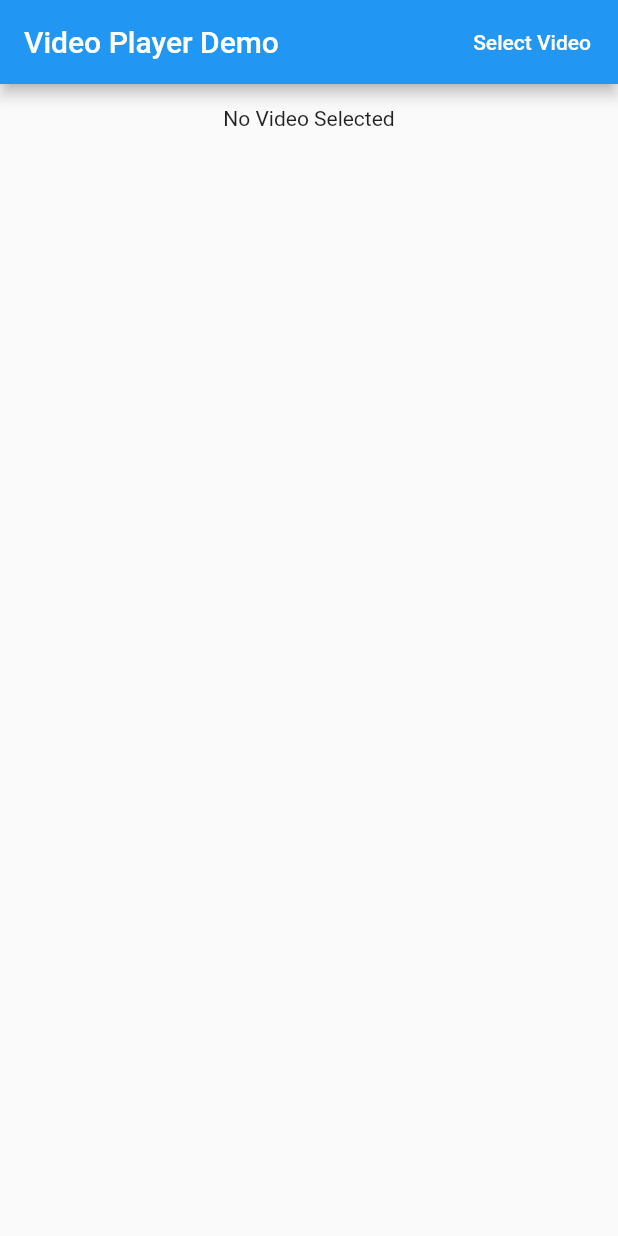
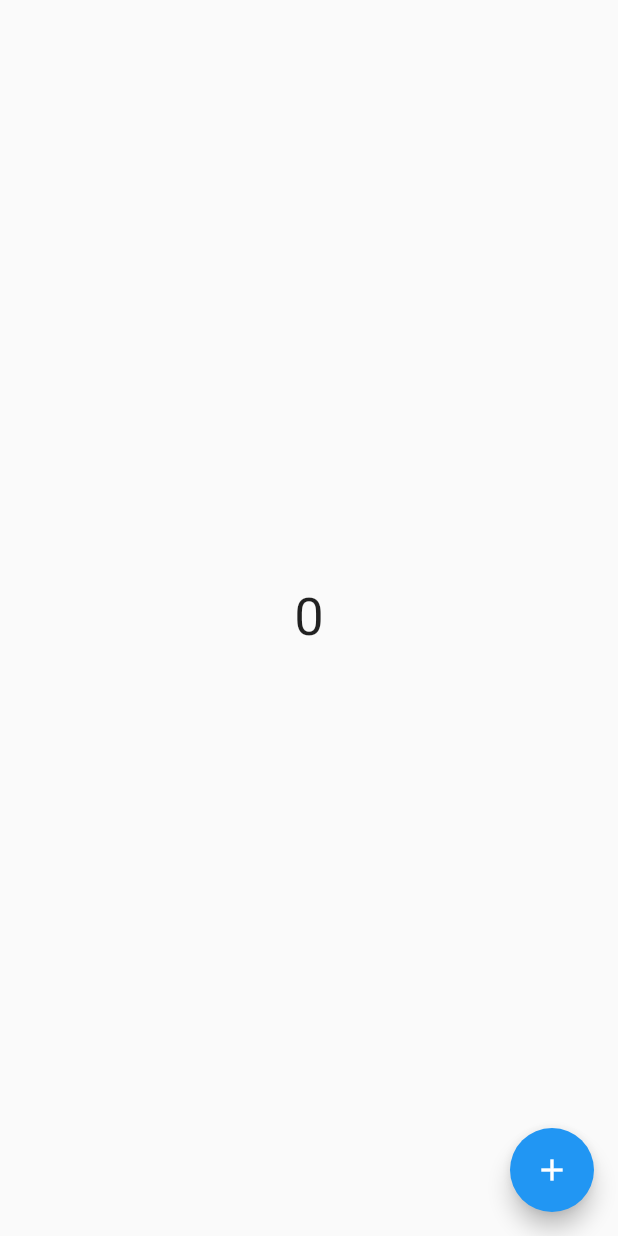
Before and after one commit to veerbhayani/third_party_demo, a Flutter app: the screen it shows after launch, on a phone screen of 412 x 824 dp. Run offline on Flutter 3.47's test engine with Material 2 defaults, Android fonts, the phone set to English and light mode, and no system bars; our stand-ins replace image_picker, shared_preferences, video_player.

Commit message:
shared_preferences_demo

```diff
--- a/lib/main.dart
+++ b/lib/main.dart
@@ -1,7 +1,10 @@
 import 'package:flutter/material.dart';
-import 'package:third_party_demo/video_picker_demo.dart';
+import 'package:third_party_demo/shared_preference/counter_shared.dart';
+import 'package:third_party_demo/shared_preference/shared_preference_demo.dart';
 
-void main() {
+Future<void> main() async {
+  WidgetsFlutterBinding.ensureInitialized();
+  await CounterShared.init;
   runApp(
     const MyApp(),
   );
@@ -14,7 +17,7 @@ class MyApp extends StatelessWidget {
   Widget build(BuildContext context) {
     return const MaterialApp(
       debugShowCheckedModeBanner: false,
-      home: VideoPickerDemo(),
+      home: ShareDemo(),
     );
   }
 }
--- /dev/null
+++ b/lib/shared_preference/counter_shared.dart
@@ -0,0 +1,15 @@
+import 'package:shared_preferences/shared_preferences.dart';
+
+class CounterShared {
+  static SharedPreferences? pref;
+
+  static Future<SharedPreferences> get init async =>
+      pref = await SharedPreferences.getInstance();
+
+  static set setCounter(int data) => pref!.setInt(SharedKey.counter, data);
+  static int get getCounter => pref!.getInt(SharedKey.counter) ?? 0;
+}
+
+class SharedKey {
+  static String counter = 'counter';
+}
--- /dev/null
+++ b/lib/shared_preference/shared_preference_demo.dart
@@ -0,0 +1,35 @@
+import 'package:flutter/material.dart';
+import 'package:third_party_demo/shared_preference/counter_shared.dart';
+
+class ShareDemo extends StatefulWidget {
+  const ShareDemo({super.key});
+
+  @override
+  State<ShareDemo> createState() => _ShareDemoState();
+}
+
+class _ShareDemoState extends State<ShareDemo> {
+  int count = CounterShared.getCounter;
+  @override
+  Widget build(BuildContext context) {
+    return Scaffold(
+      body: Center(
+        child: Text(
+          "$count",
+          style: const TextStyle(
+            fontSize: 35,
+          ),
+        ),
+      ),
+      floatingActionButton: FloatingActionButton(
+        onPressed: () {
+          CounterShared.setCounter = ++count;
+          setState(() {});
+        },
+        child: const Icon(
+          Icons.add,
+        ),
+      ),
+    );
+  }
+}
--- a/pubspec.yaml
+++ b/pubspec.yaml
@@ -36,6 +36,7 @@ dependencies:
   cupertino_icons: ^1.0.2
   image_picker: ^1.0.1
   video_player: ^2.7.0
+  shared_preferences: ^2.2.0
 
 dev_dependencies:
   flutter_test:
```
Also changed, not shown: pubspec.lock, 1 other file.
